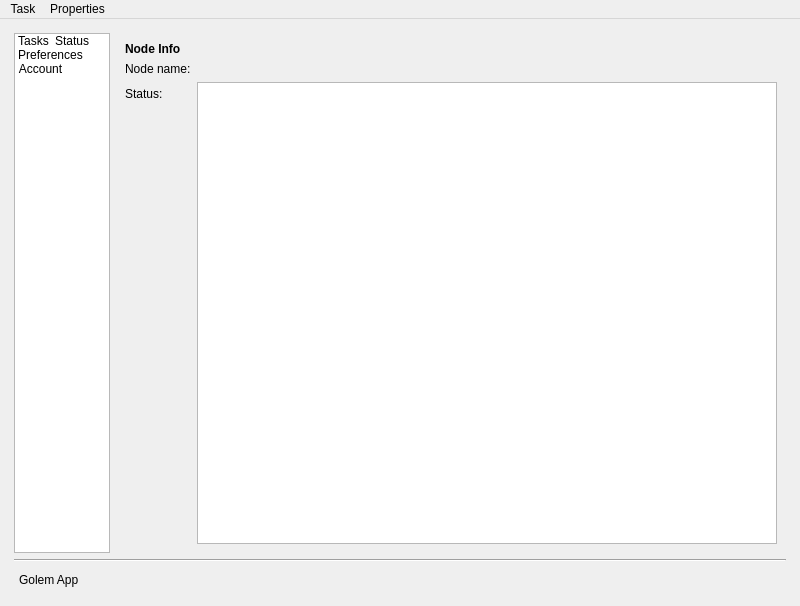
The window that gnr/ui/AppMainWindow.ui (golemfactory/clay) describes before a commit, drawn with Qt 5.
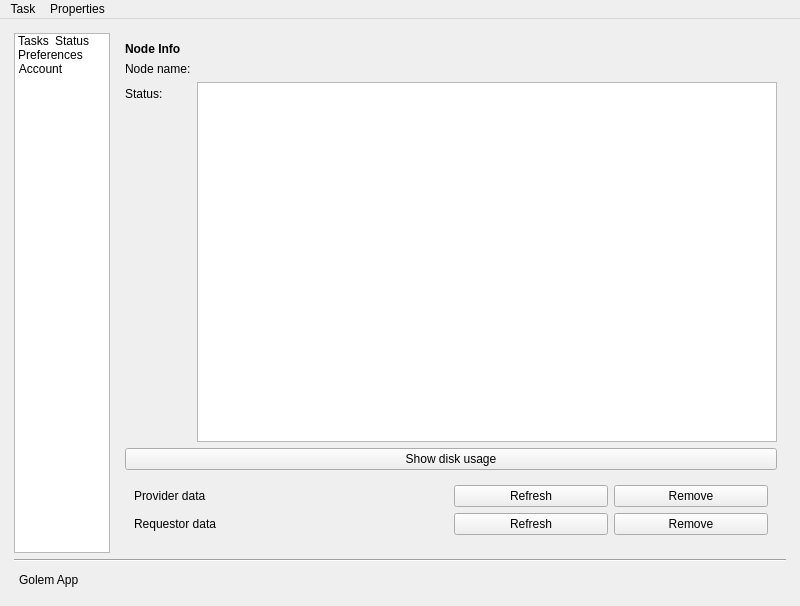
The same window after the commit. The open tabs and pages were chosen to show the change. Icons and pictures are not drawn. Custom widgets are drawn as their Qt base class.

Commit message: disk usage

```diff
--- a/gnr/ui/AppMainWindow.ui
+++ b/gnr/ui/AppMainWindow.ui
@@ -551,6 +551,68 @@
           </widget>
           <widget class="QWidget" name="statusPage">
            <layout class="QGridLayout" name="gridLayout_2">
+            <item row="2" column="0">
+             <widget class="QWidget" name="diskWidget" native="true">
+              <layout class="QGridLayout" name="gridLayout_13">
+               <item row="0" column="0">
+                <widget class="QLabel" name="label_45">
+                 <property name="text">
+                  <string>Provider data</string>
+                 </property>
+                </widget>
+               </item>
+               <item row="2" column="0">
+                <widget class="QLabel" name="label_47">
+                 <property name="text">
+                  <string>Requestor data</string>
+                 </property>
+                </widget>
+               </item>
+               <item row="0" column="1">
+                <widget class="QLabel" name="computingResSize">
+                 <property name="text">
+                  <string/>
+                 </property>
+                </widget>
+               </item>
+               <item row="2" column="3">
+                <widget class="QPushButton" name="removeReceivedButton">
+                 <property name="text">
+                  <string>Remove</string>
+                 </property>
+                </widget>
+               </item>
+               <item row="0" column="3">
+                <widget class="QPushButton" name="removeComputingButton">
+                 <property name="text">
+                  <string>Remove</string>
+                 </property>
+                </widget>
+               </item>
+               <item row="2" column="1">
+                <widget class="QLabel" name="receivedResSize">
+                 <property name="text">
+                  <string/>
+                 </property>
+                </widget>
+               </item>
+               <item row="0" column="2">
+                <widget class="QPushButton" name="refreshComputingButton">
+                 <property name="text">
+                  <string>Refresh</string>
+                 </property>
+                </widget>
+               </item>
+               <item row="2" column="2">
+                <widget class="QPushButton" name="refreshReceivedButton">
+                 <property name="text">
+                  <string>Refresh</string>
+                 </property>
+                </widget>
+               </item>
+              </layout>
+             </widget>
+            </item>
             <item row="0" column="0">
              <layout class="QVBoxLayout" name="verticalLayout_2">
               <item>
@@ -608,6 +670,13 @@
               </item>
              </layout>
             </item>
+            <item row="1" column="0">
+             <widget class="QPushButton" name="showDiskButton">
+              <property name="text">
+               <string>Show disk usage</string>
+              </property>
+             </widget>
+            </item>
            </layout>
           </widget>
           <widget class="QWidget" name="preferencePage">
```
Left out of the diff: 2 changed lines with no effect on the pictures. The commit also changes 2 other files.
